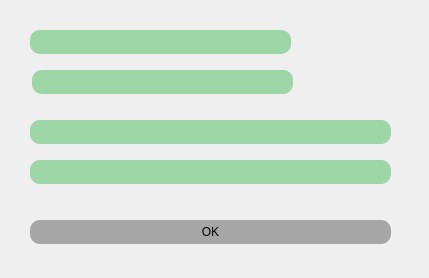
Old version of the form project_1/signup.ui in the repository mobinamassah/Messenger_project.
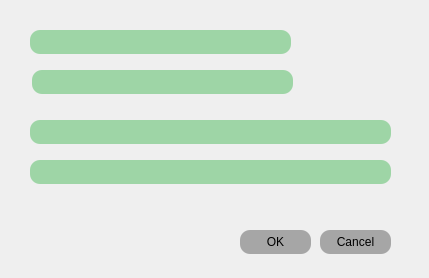
New version of the form. Icons and pictures are not drawn.

Commit message: some editing of login and signup class

Diff of the .ui file:
```diff
--- a/project_1/signup.ui
+++ b/project_1/signup.ui
@@ -94,9 +94,9 @@
   <widget class="QPushButton" name="pushButton">
    <property name="geometry">
     <rect>
-     <x>30</x>
-     <y>220</y>
-     <width>361</width>
+     <x>240</x>
+     <y>230</y>
+     <width>71</width>
      <height>24</height>
     </rect>
    </property>
@@ -131,6 +131,27 @@
     <string/>
    </property>
   </widget>
+  <widget class="QPushButton" name="pushButton_2">
+   <property name="geometry">
+    <rect>
+     <x>320</x>
+     <y>230</y>
+     <width>71</width>
+     <height>24</height>
+    </rect>
+   </property>
+   <property name="styleSheet">
+    <string notr="true">font: 14pt &quot;Courgette&quot;;
+color: rgb(0, 0, 0);
+background-color: rgb(166, 166, 166);
+
+border-rAdius:10px;
+</string>
+   </property>
+   <property name="text">
+    <string>Cancel</string>
+   </property>
+  </widget>
  </widget>
  <resources/>
  <connections/>
```
The commit also changes 8 other files.
